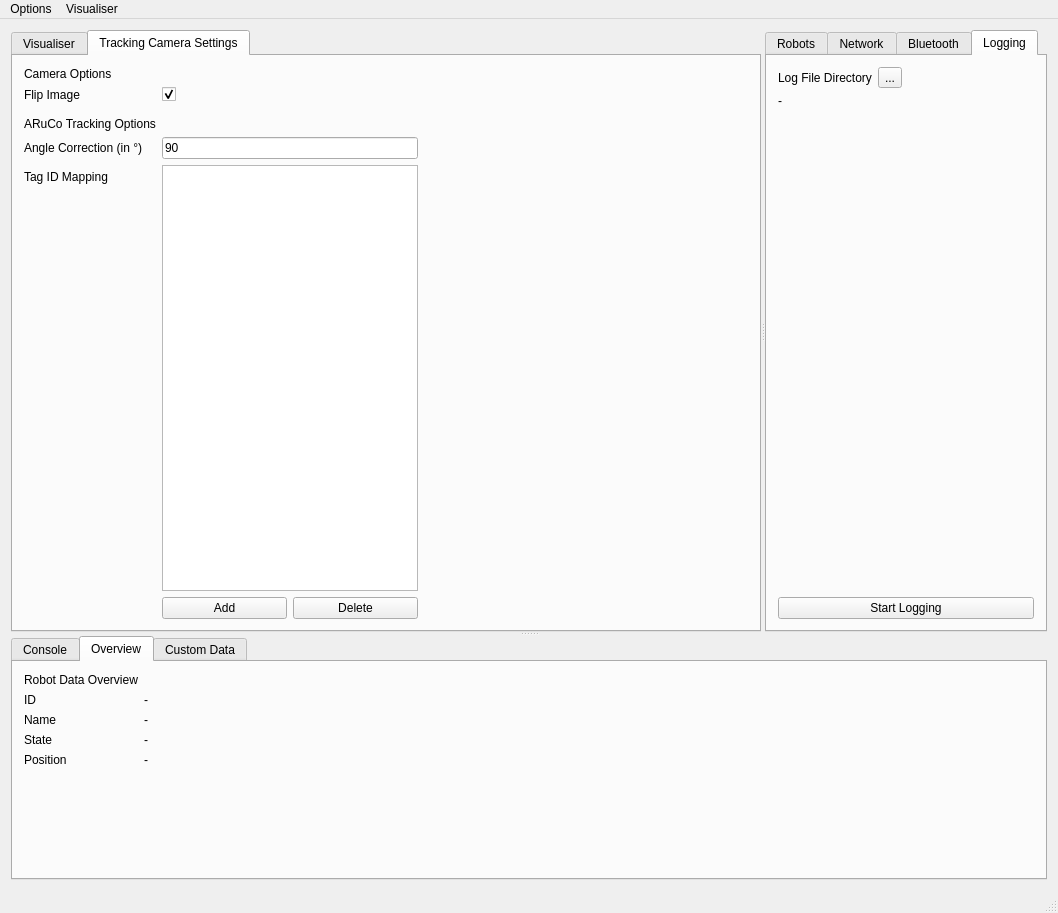
First picture: the form in Application/UI/mainwindow.ui, repository yorkrobotlab/ardebug, before the edit.
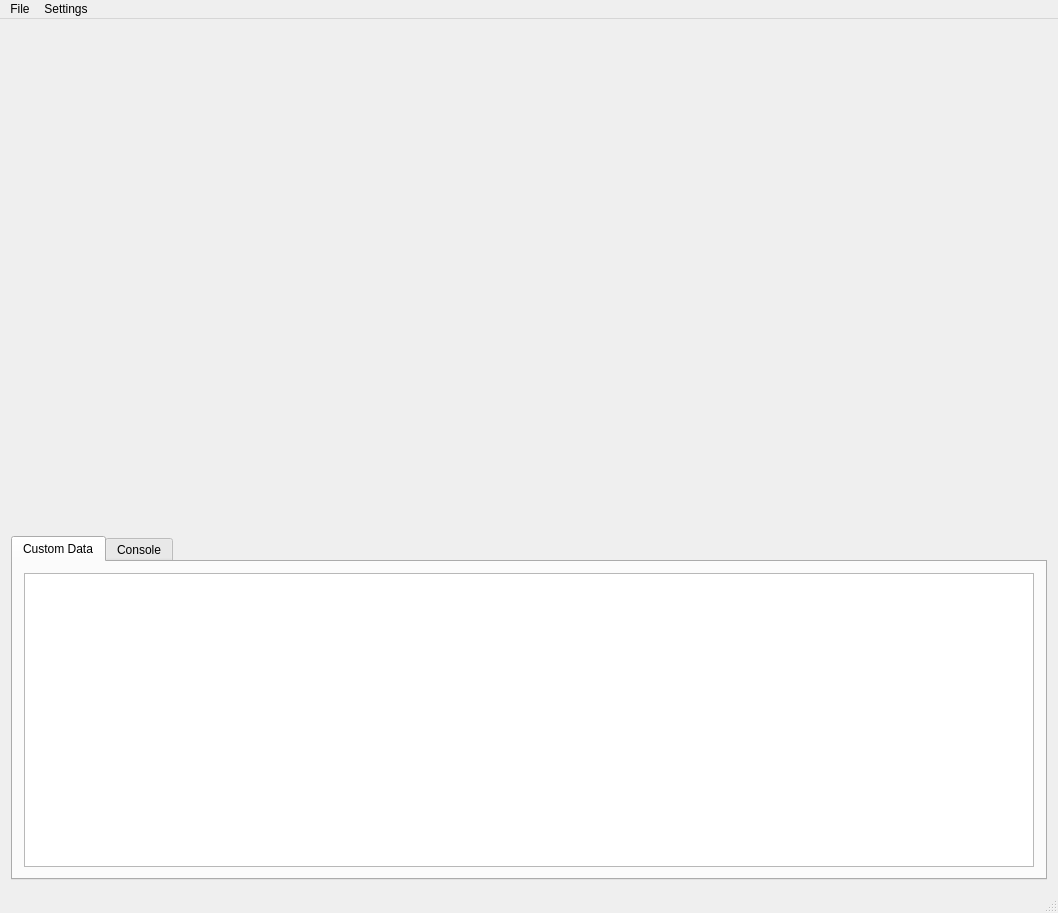
Second picture: the form after the edit. The open tabs and pages were chosen to show the change.

```diff
--- a/Application/UI/mainwindow.ui
+++ b/Application/UI/mainwindow.ui
@@ -18,408 +18,43 @@
   </property>
   <widget class="QWidget" name="centralWidget">
    <layout class="QVBoxLayout" name="verticalLayout">
+    <item>
+     <widget class="QWidget" name="widget" native="true">
+      <property name="sizePolicy">
+       <sizepolicy hsizetype="Preferred" vsizetype="Maximum">
+        <horstretch>0</horstretch>
+        <verstretch>0</verstretch>
+       </sizepolicy>
+      </property>
+      <property name="minimumSize">
+       <size>
+        <width>0</width>
+        <height>500</height>
+       </size>
+      </property>
+     </widget>
+    </item>
     <item>
      <widget class="QSplitter" name="splitter_2">
       <property name="orientation">
        <enum>Qt::Vertical</enum>
       </property>
-      <widget class="QSplitter" name="splitter">
-       <property name="sizePolicy">
-        <sizepolicy hsizetype="Expanding" vsizetype="Expanding">
-         <horstretch>0</horstretch>
-         <verstretch>6</verstretch>
-        </sizepolicy>
-       </property>
-       <property name="orientation">
-        <enum>Qt::Horizontal</enum>
-       </property>
-       <widget class="QTabWidget" name="visualiserTabWidget">
-        <property name="sizePolicy">
-         <sizepolicy hsizetype="Expanding" vsizetype="Expanding">
-          <horstretch>4</horstretch>
-          <verstretch>4</verstretch>
-         </sizepolicy>
-        </property>
-        <property name="minimumSize">
-         <size>
-          <width>0</width>
-          <height>200</height>
-         </size>
-        </property>
-        <property name="currentIndex">
-         <number>0</number>
-        </property>
-        <widget class="QWidget" name="visualiserTab">
-         <property name="sizePolicy">
-          <sizepolicy hsizetype="Expanding" vsizetype="Expanding">
-           <horstretch>0</horstretch>
-           <verstretch>0</verstretch>
-          </sizepolicy>
-         </property>
-         <attribute name="title">
-          <string>Visualiser</string>
-         </attribute>
-         <widget class="QWidget" name="videoPlaceholder" native="true">
-          <property name="geometry">
-           <rect>
-            <x>30</x>
-            <y>10</y>
-            <width>640</width>
-            <height>480</height>
-           </rect>
-          </property>
-          <property name="sizePolicy">
-           <sizepolicy hsizetype="Expanding" vsizetype="Expanding">
-            <horstretch>0</horstretch>
-            <verstretch>0</verstretch>
-           </sizepolicy>
-          </property>
-         </widget>
-        </widget>
-        <widget class="QWidget" name="cameraTab">
-         <attribute name="title">
-          <string>Tracking Camera Settings</string>
-         </attribute>
-         <layout class="QFormLayout" name="formLayout_8">
-          <item row="0" column="0">
-           <layout class="QFormLayout" name="formLayout_7">
-            <item row="0" column="0">
-             <widget class="QLabel" name="label_8">
-              <property name="text">
-               <string>Camera Options</string>
-              </property>
-             </widget>
-            </item>
-            <item row="1" column="0">
-             <widget class="QLabel" name="label_10">
-              <property name="text">
-               <string>Flip Image</string>
-              </property>
-             </widget>
-            </item>
-            <item row="1" column="1">
-             <widget class="QCheckBox" name="flipImageCheckBox">
-              <property name="text">
-               <string/>
-              </property>
-              <property name="checked">
-               <bool>true</bool>
-              </property>
-             </widget>
-            </item>
-            <item row="2" column="0">
-             <widget class="Line" name="line_2">
-              <property name="orientation">
-               <enum>Qt::Horizontal</enum>
-              </property>
-             </widget>
-            </item>
-            <item row="3" column="0">
-             <widget class="QLabel" name="label_9">
-              <property name="text">
-               <string>ARuCo Tracking Options</string>
-              </property>
-             </widget>
-            </item>
-            <item row="4" column="0">
-             <widget class="QLabel" name="label_20">
-              <property name="text">
-               <string>Angle Correction (in °)</string>
-              </property>
-             </widget>
-            </item>
-            <item row="4" column="1">
-             <widget class="QLineEdit" name="angleCorrectionEdit">
-              <property name="text">
-               <string>90</string>
-              </property>
-             </widget>
-            </item>
-            <item row="5" column="0">
-             <widget class="QLabel" name="label_7">
-              <property name="text">
-               <string>Tag ID Mapping</string>
-              </property>
-             </widget>
-            </item>
-            <item row="5" column="1">
-             <widget class="QTableWidget" name="tagMappingTable"/>
-            </item>
-            <item row="6" column="1">
-             <layout class="QHBoxLayout" name="horizontalLayout_2">
-              <item>
-               <widget class="QPushButton" name="tagMappingAddButton">
-                <property name="text">
-                 <string>Add</string>
-                </property>
-               </widget>
-              </item>
-              <item>
-               <widget class="QPushButton" name="tagMappingDeleteButton">
-                <property name="text">
-                 <string>Delete</string>
-                </property>
-               </widget>
-              </item>
-             </layout>
-            </item>
-           </layout>
-          </item>
-         </layout>
-        </widget>
-       </widget>
-       <widget class="QTabWidget" name="robotTabWidget">
-        <property name="sizePolicy">
-         <sizepolicy hsizetype="Expanding" vsizetype="Expanding">
-          <horstretch>0</horstretch>
-          <verstretch>4</verstretch>
-         </sizepolicy>
-        </property>
-        <property name="baseSize">
-         <size>
-          <width>350</width>
-          <height>0</height>
-         </size>
-        </property>
-        <property name="currentIndex">
-         <number>2</number>
-        </property>
-        <widget class="QWidget" name="robotTab">
-         <attribute name="title">
-          <string>Robots</string>
-         </attribute>
-         <layout class="QVBoxLayout" name="verticalLayout_4">
-          <item>
-           <widget class="QListView" name="robotList"/>
-          </item>
-         </layout>
-        </widget>
-        <widget class="QWidget" name="networkTab">
-         <attribute name="title">
-          <string>Network</string>
-         </attribute>
-         <layout class="QVBoxLayout" name="verticalLayout_3">
-          <item>
-           <layout class="QFormLayout" name="formLayout_6">
-            <item row="0" column="1">
-             <widget class="QLineEdit" name="networkPortBox">
-              <property name="sizePolicy">
-               <sizepolicy hsizetype="Preferred" vsizetype="Preferred">
-                <horstretch>0</horstretch>
-                <verstretch>0</verstretch>
-               </sizepolicy>
-              </property>
-              <property name="text">
-               <string>8888</string>
-              </property>
-             </widget>
-            </item>
-            <item row="0" column="0">
-             <widget class="QLabel" name="label_18">
-              <property name="text">
-               <string>Port Number</string>
-              </property>
-             </widget>
-            </item>
-           </layout>
-          </item>
-          <item>
-           <widget class="QPushButton" name="networkListenButton">
-            <property name="sizePolicy">
-             <sizepolicy hsizetype="Preferred" vsizetype="Fixed">
-              <horstretch>0</horstretch>
-              <verstretch>0</verstretch>
-             </sizepolicy>
-            </property>
-            <property name="text">
-             <string>Start Listening</string>
-            </property>
-           </widget>
-          </item>
-         </layout>
-        </widget>
-        <widget class="QWidget" name="bluetoothTab">
-         <attribute name="title">
-          <string>Bluetooth</string>
-         </attribute>
-         <widget class="QWidget" name="verticalLayoutWidget">
-          <property name="geometry">
-           <rect>
-            <x>10</x>
-            <y>10</y>
-            <width>251</width>
-            <height>511</height>
-           </rect>
-          </property>
-          <layout class="QVBoxLayout" name="verticalLayout_9">
-           <item>
-            <widget class="QListView" name="bluetoothlist"/>
-           </item>
-           <item>
-            <widget class="QPushButton" name="bluetoothListenButton">
-             <property name="text">
-              <string>Connect All</string>
-             </property>
-            </widget>
-           </item>
-           <item>
-            <widget class="QPushButton" name="bluetoothDisconnectAllButton">
-             <property name="text">
-              <string>Disconnect All</string>
-             </property>
-            </widget>
-           </item>
-           <item>
-            <widget class="QPushButton" name="pushButton_2">
-             <property name="text">
-              <string>Device List</string>
-             </property>
-            </widget>
-           </item>
-          </layout>
-         </widget>
-        </widget>
-        <widget class="QWidget" name="loggingTab">
-         <attribute name="title">
-          <string>Logging</string>
-         </attribute>
-         <layout class="QVBoxLayout" name="verticalLayout_8">
-          <item>
-           <layout class="QFormLayout" name="formLayout_2">
-            <item row="0" column="0">
-             <widget class="QLabel" name="label">
-              <property name="text">
-               <string>Log File Directory</string>
-              </property>
-             </widget>
-            </item>
-            <item row="0" column="1">
-             <widget class="QToolButton" name="logFileButton">
-              <property name="text">
-               <string>...</string>
-              </property>
-             </widget>
-            </item>
-            <item row="1" column="0">
-             <widget class="QLabel" name="loggingFileLabel">
-              <property name="sizePolicy">
-               <sizepolicy hsizetype="Fixed" vsizetype="Preferred">
-                <horstretch>0</horstretch>
-                <verstretch>0</verstretch>
-               </sizepolicy>
-              </property>
-              <property name="text">
-               <string>-</string>
-              </property>
-             </widget>
-            </item>
-           </layout>
-          </item>
-          <item>
-           <widget class="QPushButton" name="loggingButton">
-            <property name="text">
-             <string>Start Logging</string>
-            </property>
-           </widget>
-          </item>
-         </layout>
-        </widget>
-       </widget>
-      </widget>
       <widget class="QTabWidget" name="detailTabWidget">
        <property name="sizePolicy">
-        <sizepolicy hsizetype="Expanding" vsizetype="Expanding">
+        <sizepolicy hsizetype="Expanding" vsizetype="Minimum">
          <horstretch>0</horstretch>
          <verstretch>0</verstretch>
         </sizepolicy>
        </property>
+       <property name="minimumSize">
+        <size>
+         <width>0</width>
+         <height>200</height>
+        </size>
+       </property>
        <property name="currentIndex">
         <number>0</number>
        </property>
-       <widget class="QWidget" name="consoleTab">
-        <attribute name="title">
-         <string>Console</string>
-        </attribute>
-        <layout class="QVBoxLayout" name="verticalLayout_5">
-         <item>
-          <widget class="QPlainTextEdit" name="consoleText"/>
-         </item>
-        </layout>
-       </widget>
-       <widget class="QWidget" name="overviewTab">
-        <attribute name="title">
-         <string>Overview</string>
-        </attribute>
-        <layout class="QVBoxLayout" name="verticalLayout_2">
-         <item>
-          <layout class="QFormLayout" name="formLayout_3">
-           <item row="0" column="0">
-            <widget class="QLabel" name="label_12">
-             <property name="text">
-              <string>Robot Data Overview</string>
-             </property>
-            </widget>
-           </item>
-           <item row="1" column="0">
-            <widget class="QLabel" name="label_13">
-             <property name="text">
-              <string>ID</string>
-             </property>
-            </widget>
-           </item>
-           <item row="1" column="1">
-            <widget class="QLabel" name="robotIDLabel">
-             <property name="text">
-              <string>-</string>
-             </property>
-            </widget>
-           </item>
-           <item row="2" column="0">
-            <widget class="QLabel" name="label_11">
-             <property name="text">
-              <string>Name</string>
-             </property>
-            </widget>
-           </item>
-           <item row="2" column="1">
-            <widget class="QLabel" name="robotNameLabel">
-             <property name="text">
-              <string>-</string>
-             </property>
-            </widget>
-           </item>
-           <item row="3" column="0">
-            <widget class="QLabel" name="label_16">
-             <property name="text">
-              <string>State</string>
-             </property>
-            </widget>
-           </item>
-           <item row="4" column="0">
-            <widget class="QLabel" name="label_17">
-             <property name="text">
-              <string>Position</string>
-             </property>
-            </widget>
-           </item>
-           <item row="3" column="1">
-            <widget class="QLabel" name="robotStateLabel">
-             <property name="text">
-              <string>-</string>
-             </property>
-            </widget>
-           </item>
-           <item row="4" column="1">
-            <widget class="QLabel" name="robotPosLabel">
-             <property name="text">
-              <string>-</string>
-             </property>
-            </widget>
-           </item>
-          </layout>
-         </item>
-        </layout>
-       </widget>
        <widget class="QWidget" name="customDataTab">
         <attribute name="title">
          <string>Custom Data</string>
@@ -430,6 +65,16 @@
          </item>
         </layout>
        </widget>
+       <widget class="QWidget" name="consoleTab">
+        <attribute name="title">
+         <string>Console</string>
+        </attribute>
+        <layout class="QVBoxLayout" name="verticalLayout_5">
+         <item>
+          <widget class="QPlainTextEdit" name="consoleText"/>
+         </item>
+        </layout>
+       </widget>
       </widget>
      </widget>
     </item>
@@ -446,13 +91,13 @@
    </property>
    <widget class="QMenu" name="menuFile">
     <property name="title">
-     <string>Options</string>
+     <string>File</string>
     </property>
     <addaction name="actionExit"/>
    </widget>
    <widget class="QMenu" name="menuVisualiser">
     <property name="title">
-     <string>Visualiser</string>
+     <string>Settings</string>
     </property>
    </widget>
    <addaction name="menuFile"/>
```
Left out of the diff: 46 changed lines with no effect on the pictures.
